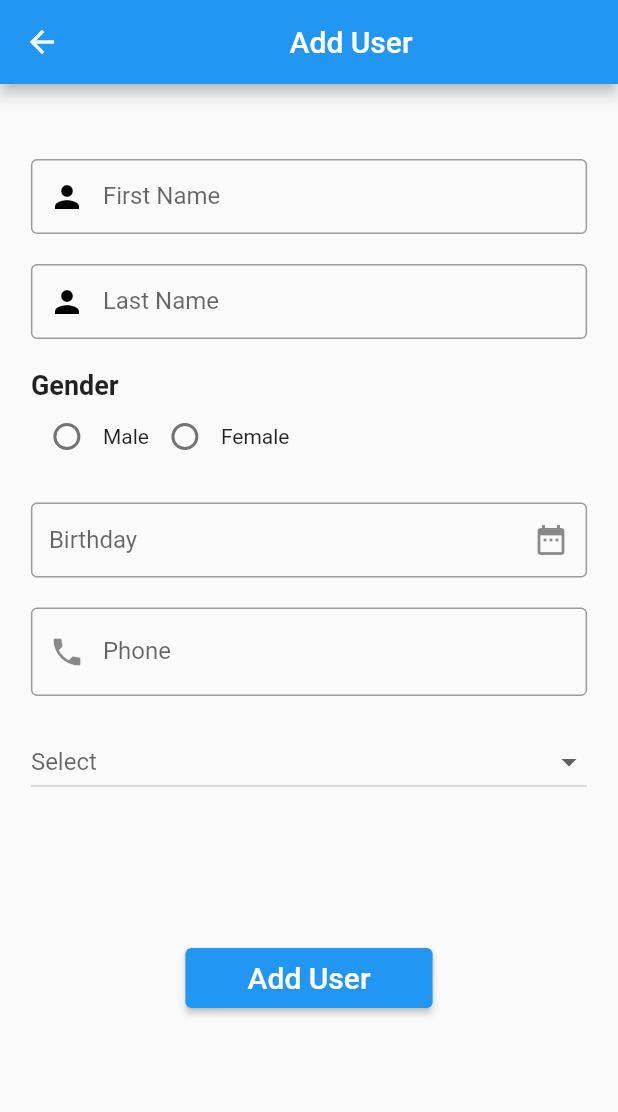
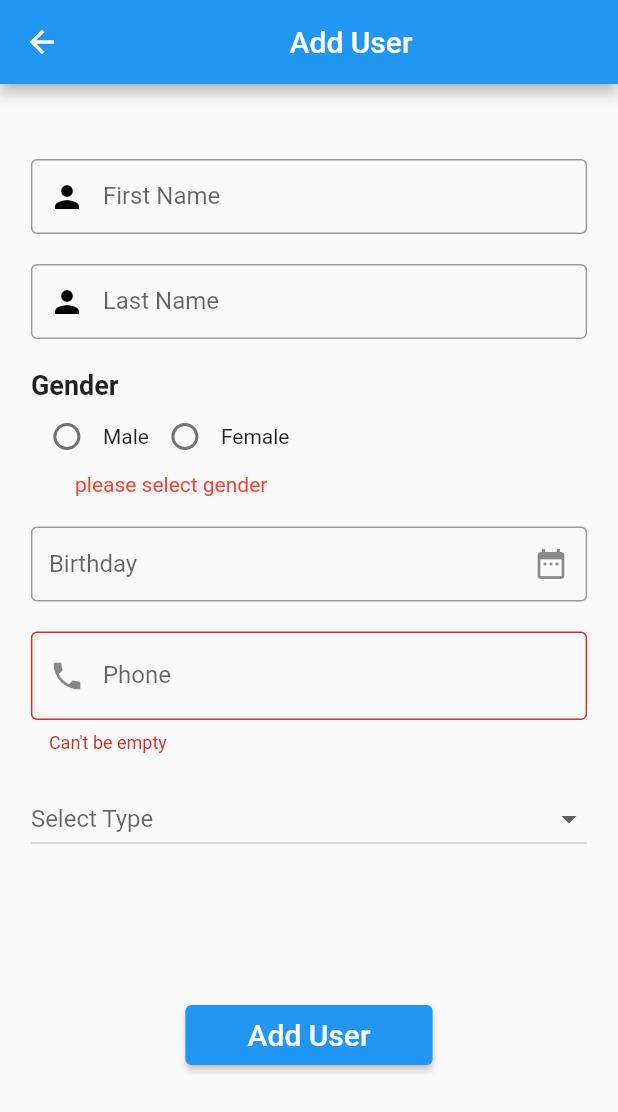
Before and after one commit to huevangxp/flutter_crud, a Flutter app: the screen it shows after launch, after a tap on the "add" icon, on a phone screen of 412 x 824 dp. Shown: the top 1112 px of the screen. Run offline on Flutter 3.47's test engine with Material 2 defaults, Android fonts, the phone set to English and light mode, and no system bars; our stand-ins replace google_nav_bar.

Commit message:
new update successfully

```diff
--- a/lib/main.dart
+++ b/lib/main.dart
@@ -1,5 +1,6 @@
 import 'package:flutter/material.dart';
 import 'package:flutter_crud/pages/home.dart';
+import 'package:google_nav_bar/google_nav_bar.dart';
 
 void main() {
   runApp(MyApp());
--- a/lib/pages/add_user.dart
+++ b/lib/pages/add_user.dart
@@ -1,4 +1,5 @@
 import 'package:flutter/material.dart';
+import 'package:intl/intl.dart';
 
 class AddUser extends StatefulWidget {
   const AddUser({super.key});
@@ -9,9 +10,45 @@ class AddUser extends StatefulWidget {
 
 class _AddUserState extends State<AddUser> {
   String Gender = "";
+  String selectUser = 'Select Type';
+  DateTime selected = DateTime.now();
+  DateFormat formatter = DateFormat('dd-MM-yyyy');
+  TextEditingController BirthdayController = TextEditingController();
+  TextEditingController _fname = TextEditingController();
+  TextEditingController _lname = TextEditingController();
+  TextEditingController _phone = TextEditingController();
+
+  bool firstNameValidate = false;
+  bool lastNameValidate = false;
+
+  String? get _errorText {
+    final text = _phone.text;
+
+    if (text.isEmpty) {
+      return 'Can\'t be empty';
+    }
+    if (text.length < 8) {
+      return 'Too short';
+    }
+    // return null if the text is valid
+    return null;
+  }
 
   final userType = ['Admin', 'User'];
 
+  Future<void> _selectDate(BuildContext context) async {
+    final DateTime? picked = await showDatePicker(
+        context: context,
+        initialDate: selected,
+        firstDate: DateTime(1900),
+        lastDate: DateTime(2101));
+    if (picked != null && picked != selected) {
+      setState(() {
+        selected = picked;
+        BirthdayController.text = formatter.format(selected);
+      });
+    }
+  }
 
   @override
   Widget build(BuildContext context) {
@@ -81,7 +118,28 @@ class _AddUserState extends State<AddUser> {
     return Container(
         width: MediaQuery.of(context).size.width * 0.4,
         height: 40,
-              child: ElevatedButton(onPressed: (){}, child: Text('Add User', style:TextStyle(fontSize: 20))));
+        child: ElevatedButton(
+            onPressed: () {
+              print("first name: ${_fname.text}");
+              print("last name: ${_lname.text}");
+              print("Gender: ${Gender}");
+              print("brithday: ${BirthdayController.text}");
+              print("phone: ${_phone.text}");
+              print("select: ${selectUser}");
+
+              if (_fname.text.isEmpty && _lname.text.isEmpty) {
+                setState(() {
+                  firstNameValidate = true;
+                  lastNameValidate = true;
+                });
+              } else {
+                setState(() {
+                  firstNameValidate = false;
+                  lastNameValidate = false;
+                });
+              }
+            },
+            child: Text('Add User', style: TextStyle(fontSize: 20))));
   }
 
   Container selectWidget(BuildContext context) {
@@ -89,58 +147,78 @@ class _AddUserState extends State<AddUser> {
       width: MediaQuery.of(context).size.width * 0.9,
       child: DropdownButton(
           isExpanded: true,
-                  hint: Text("Select"),
+          hint: selectUser == null ? Text(selectUser) : Text(selectUser),
+          // value: selectUser,
           items: userType
               .map((e) => DropdownMenuItem(
                     child: Text(
                       e,
                       style: TextStyle(fontSize: 16),
                     ),
-                            value:e,
+                    value: e,
                   ))
               .toList(),
           onChanged: (value) {
             setState(() {
-                      value = value;
+              selectUser = value!;
+              // print(value);
             });
           }),
     );
   }
 
-  Container textFormFieldPhone(BuildContext context) {
-    return Container(
+  Widget textFormFieldPhone(BuildContext context) {
+    return Column(
+      children: [
+        Container(
           width: MediaQuery.of(context).size.width * 0.9,
           child: TextFormField(
+            controller: _phone,
+            keyboardType: TextInputType.number,
             decoration: InputDecoration(
+                errorText: _errorText,
                 labelText: "Phone",
                 border: OutlineInputBorder(),
-            prefixIcon: IconButton(onPressed: () {}, icon: Icon(Icons.phone))),
+                prefixIcon:
+                    IconButton(onPressed: () {}, icon: Icon(Icons.phone))),
           ),
+        ),
+      ],
     );
   }
 
-  Container textFormFieldBirthday(BuildContext context) {
-    return Container(
+  Widget textFormFieldBirthday(BuildContext context) {
+    return InkWell(
+      onTap: () => _selectDate(context),
+      child: Container(
         width: MediaQuery.of(context).size.width * 0.9,
         height: 50,
+        child: IgnorePointer(
           child: TextFormField(
+            controller: BirthdayController,
             decoration: InputDecoration(
               labelText: "Birthday",
               border: OutlineInputBorder(),
               suffixIcon: IconButton(
-            onPressed: () {},
+                onPressed: () {
+                  // _selectDate(context);
+                },
                 icon: Icon(Icons.date_range),
+              ),
+            ),
           ),
         ),
       ),
     );
   }
 
-  Container radioMaleAndFemal(BuildContext context) {
-    return Container(
+  Widget radioMaleAndFemal(BuildContext context) {
+    return Column(
+      children: [
+        Container(
           width: MediaQuery.of(context).size.width * 0.9,
           child: Row(
-        // mainAxisAlignment: MainAxisAlignment.spaceEvenly,
+            crossAxisAlignment: CrossAxisAlignment.end,
             children: [
               Row(
                 children: [
@@ -172,6 +250,22 @@ class _AddUserState extends State<AddUser> {
               )
             ],
           ),
+        ),
+        Gender == ""
+            ? Container(
+                padding: EdgeInsets.only(left: 50),
+                child: Row(
+                  children: [
+                    Container(
+                        child: Text(
+                      "please select gender",
+                      style: TextStyle(color: Colors.red),
+                    )),
+                  ],
+                ),
+              )
+            : Container(),
+      ],
     );
   }
 
@@ -180,7 +274,9 @@ class _AddUserState extends State<AddUser> {
       width: MediaQuery.of(context).size.width * 0.9,
       height: 50,
       child: TextFormField(
+        controller: _lname,
         decoration: InputDecoration(
+          errorText: lastNameValidate ? "Please enter last name" : null,
           labelText: "Last Name",
           prefixIcon: Icon(
             Icons.person,
@@ -192,12 +288,16 @@ class _AddUserState extends State<AddUser> {
     );
   }
 
-  Container textFieldFname(BuildContext context) {
-    return Container(
+  Widget textFieldFname(BuildContext context) {
+    return Column(
+      children: [
+        Container(
           width: MediaQuery.of(context).size.width * 0.9,
           height: 50,
           child: TextFormField(
+            controller: _fname,
             decoration: InputDecoration(
+              errorText: firstNameValidate ? 'Value Can\'t Be Empty' : null,
               labelText: "First Name",
               prefixIcon: Icon(
                 Icons.person,
@@ -206,6 +306,9 @@ class _AddUserState extends State<AddUser> {
               border: OutlineInputBorder(),
             ),
           ),
+        ),
+        // _fname.text.isEmpty ? Text("Please enter your first name", style: TextStyle(color: Colors.red),) : Container(),
+      ],
     );
   }
 }
--- a/lib/pages/home.dart
+++ b/lib/pages/home.dart
@@ -1,6 +1,7 @@
 import 'package:flutter/material.dart';
 import 'package:flutter_crud/pages/add_user.dart';
 import 'package:flutter_crud/pages/edit_user.dart';
+import 'package:google_nav_bar/google_nav_bar.dart';
 
 class Home extends StatefulWidget {
   const Home({super.key});
@@ -10,6 +11,16 @@ class Home extends StatefulWidget {
 }
 
 class _HomeState extends State<Home> {
+  int _currentIndex = 0;
+
+  final screens = [
+    const Center(child: AddUser()),
+    const Center(child:  Text("huevang"),),
+    const Center(child:  Text("huevang"),),
+    const Center(child:  Text("huevang"),),
+    const Center(child:  Text("huevang"),),
+  ];
+
   @override
   Widget build(BuildContext context) {
     return Scaffold(
@@ -17,7 +28,48 @@ class _HomeState extends State<Home> {
         title: Text("Home"),
         centerTitle: true,
       ),
-      body: ListView.builder(
+      // bottomNavigationBar: GNav(
+      //   backgroundColor: Colors.blue,
+      //   color: Colors.white,
+      //   activeColor: Colors.white,
+      //   gap: 8,
+      //   selectedIndex: _currentIndex,
+      //   onTabChange: (index) => {setState(() => _currentIndex = index)},
+      //   tabs: const [
+      //     GButton(
+      //       icon: Icons.home,
+      //       text: 'Home',
+      //     ),
+      //     GButton(
+      //       icon: Icons.link,
+      //       text: 'Link',
+      //     ),
+      //     GButton(
+      //       icon: Icons.search,
+      //       text: 'Search',
+      //     ),
+      //     GButton(
+      //       icon: Icons.heart_broken,
+      //       text: 'Heart',
+      //     )
+      //   ],
+      // ),
+      // body: screens[_currentIndex],
+      body:listView(),
+      floatingActionButton: FloatingActionButton(
+        onPressed: () {
+          Navigator.push(
+            context,
+            MaterialPageRoute(builder: (context) => const AddUser()),
+          );
+        },
+        child: Icon(Icons.add),
+      ),
+    );
+  }
+
+  ListView listView() {
+    return ListView.builder(
       itemCount: 20,
       itemBuilder: (context, index) => Column(
         children: [
@@ -43,12 +95,18 @@ class _HomeState extends State<Home> {
                           Text(
                             "Mr Huevang XiongPor",
                             overflow: TextOverflow.ellipsis,
-                            style: TextStyle(fontFamily: "NotoSerifLao",fontWeight: FontWeight.w800,fontSize: 20),
+                            style: TextStyle(
+                                fontFamily: "NotoSerifLao",
+                                fontWeight: FontWeight.w800,
+                                fontSize: 20),
                           ),
                           SizedBox(
                             height: 4,
                           ),
-                          Text("020 23456543", style: TextStyle(fontSize: 16),),
+                          Text(
+                            "020 23456543",
+                            style: TextStyle(fontSize: 16),
+                          ),
                         ],
                       ),
                     ),
@@ -58,9 +116,10 @@ class _HomeState extends State<Home> {
                   children: [
                     IconButton(
                         onPressed: () {
-                          Navigator.push(context,
-                              MaterialPageRoute(builder: (context) => EdittUser()));
-
+                          Navigator.push(
+                              context,
+                              MaterialPageRoute(
+                                  builder: (context) => EdittUser()));
                         },
                         icon: Icon(
                           Icons.edit,
@@ -72,30 +131,38 @@ class _HomeState extends State<Home> {
                             context: context,
                             builder: (ctx) => AlertDialog(
                               title: const Text("Delete This Account"),
-                  content: const Text("Do you want to delete this account?"),
+                              content: const Text(
+                                  "Do you want to delete this account?"),
                               actions: <Widget>[
                                 TextButton(
                                   onPressed: () {
                                     Navigator.of(ctx).pop();
                                   },
                                   child: Container(
-                        // color: Colors.red,
-                        // padding: const EdgeInsets.all(14),
-                        // child: const Text("Delete", style: TextStyle(color: Colors.white),),
-                        child:Row(
-                          mainAxisAlignment: MainAxisAlignment.end,
+                                    child: Row(
+                                      mainAxisAlignment:
+                                          MainAxisAlignment.end,
                                       children: [
-                            ElevatedButton(onPressed: () {
+                                        ElevatedButton(
+                                          onPressed: () {
                                             Navigator.of(ctx).pop();
-                            }, child:Text("Cancel"),
+                                          },
+                                          child: Text("Cancel"),
                                         ),
-                           SizedBox(width: 10,),
-                            ElevatedButton(onPressed: () {
+                                        SizedBox(
+                                          width: 10,
+                                        ),
+                                        ElevatedButton(
+                                          onPressed: () {
                                             Navigator.of(ctx).pop();
-                            }, child:Text("Delete"),
+                                          },
+                                          child: Text("Delete"),
                                           style: ButtonStyle(
-      backgroundColor: MaterialStateProperty.all<Color>(Colors.red),
-    ),),
+                                            backgroundColor:
+                                                MaterialStateProperty.all<
+                                                    Color>(Colors.red),
+                                          ),
+                                        ),
                                       ],
                                     ),
                                   ),
@@ -114,17 +181,7 @@ class _HomeState extends State<Home> {
             thickness: 1,
             // color: Color.fromARGB(255, 5, 5, 5),
           )
-
         ],
-      ),),
-      floatingActionButton: FloatingActionButton(
-        onPressed: () {
-          Navigator.push(
-            context,
-            MaterialPageRoute(builder: (context) => const AddUser()),
-          );
-        },
-        child: Icon(Icons.add),
       ),
     );
   }
--- a/pubspec.yaml
+++ b/pubspec.yaml
@@ -36,6 +36,8 @@ dependencies:
   # The following adds the Cupertino Icons font to your application.
   # Use with the CupertinoIcons class for iOS style icons.
   cupertino_icons: ^1.0.2
+  google_nav_bar: ^5.0.6
+  intl: ^0.17.0
 
 dev_dependencies:
   flutter_test:
```
Also changed, not shown: lib/pages/edit_user.dart (+13 -5 lines), pubspec.lock. Lines whose indentation alone changed are shown as unchanged.
